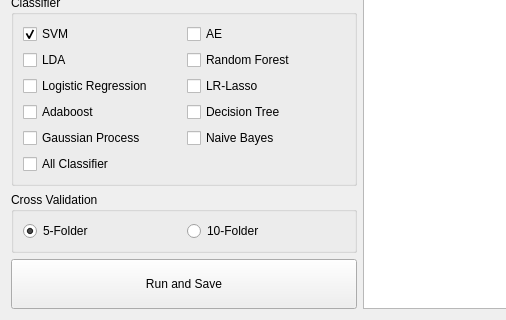
salan668/FAE, file GUI/Process.ui: the form before one commit; both pictures show x 0 to 506 and y 529 to 849 of the 1040 by 849 pixel window.
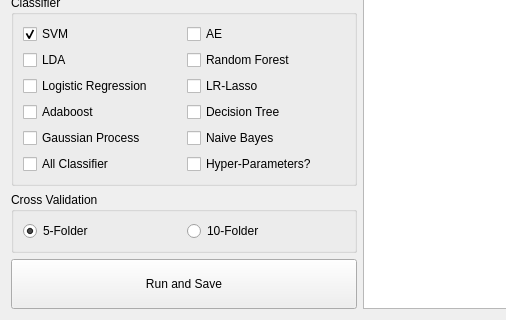
The form after the commit.

Commit message: 1. Fix the bug of LR and LASSO 2. Add a checkbox in Process UI to use the hyper-parameter

Patch:
```diff
--- a/GUI/Process.ui
+++ b/GUI/Process.ui
@@ -329,6 +329,13 @@
               </property>
              </widget>
             </item>
+            <item row="6" column="1">
+             <widget class="QCheckBox" name="checkHyperParameters">
+              <property name="text">
+               <string>Hyper-Parameters?</string>
+              </property>
+             </widget>
+            </item>
            </layout>
           </item>
          </layout>
```
The commit also changes 8 other files.
